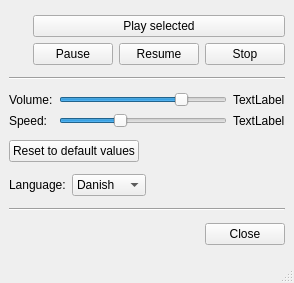
Old version of the form mainwindow.ui in the repository davidlamhauge/daspeaker.
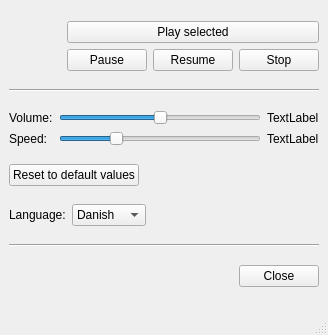
New version of the form.

```diff
--- a/mainwindow.ui
+++ b/mainwindow.ui
@@ -6,8 +6,8 @@
    <rect>
     <x>0</x>
     <y>0</y>
-    <width>294</width>
-    <height>283</height>
+    <width>328</width>
+    <height>335</height>
    </rect>
   </property>
   <property name="windowTitle">
@@ -87,10 +87,10 @@
       <item row="0" column="1">
        <widget class="QSlider" name="sliderVolume">
         <property name="maximum">
-         <number>100</number>
+         <number>200</number>
         </property>
         <property name="value">
-         <number>75</number>
+         <number>100</number>
         </property>
         <property name="orientation">
          <enum>Qt::Horizontal</enum>
@@ -114,13 +114,13 @@
       <item row="1" column="1">
        <widget class="QSlider" name="sliderSpeed">
         <property name="minimum">
-         <number>-100</number>
-        </property>
-        <property name="maximum">
          <number>100</number>
         </property>
+        <property name="maximum">
+         <number>400</number>
+        </property>
         <property name="value">
-         <number>-30</number>
+         <number>180</number>
         </property>
         <property name="orientation">
          <enum>Qt::Horizontal</enum>
```
Left out of the diff: 10 changed lines with no effect on the pictures.
